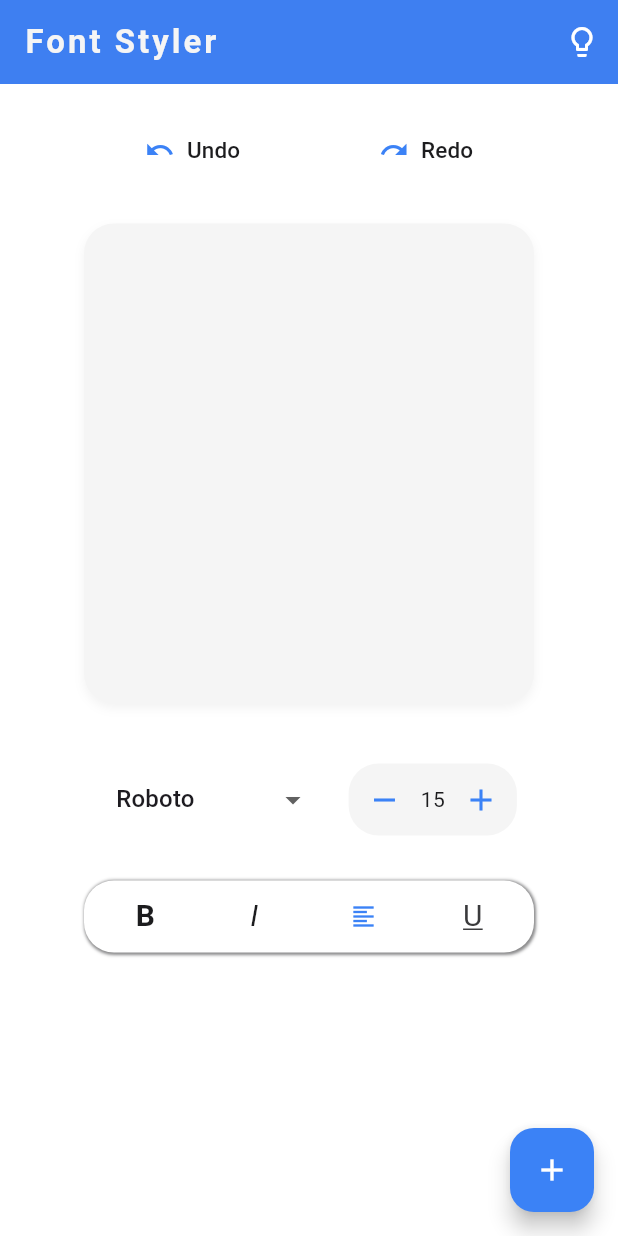
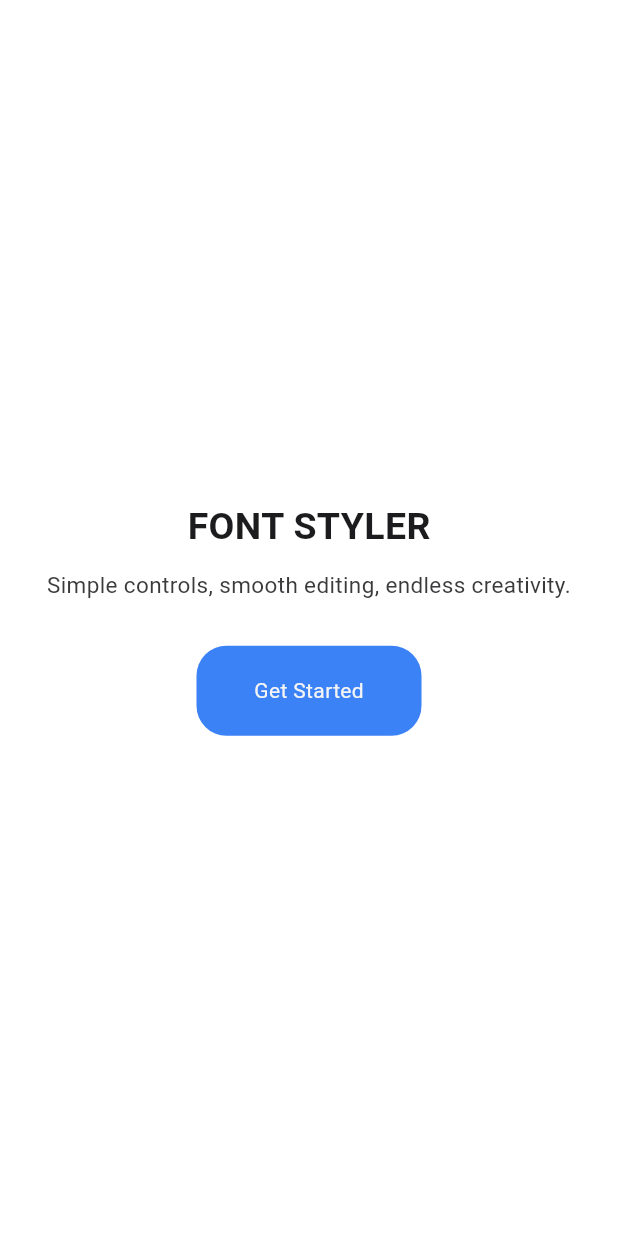
Before and after one commit to elamaran1205/font_styler, a Flutter app: the screen it shows after launch, on a phone screen of 412 x 824 dp. Run offline on Flutter 3.47's test engine with Material 3 defaults, Android fonts, the phone set to English and light mode, and no system bars; our stand-ins replace get, google_fonts.

Commit message:
feat:added splashpage

```diff
--- a/lib/Controller/style_controller.dart
+++ b/lib/Controller/style_controller.dart
@@ -15,7 +15,7 @@ class StyleController extends GetxController {
   var fontSize = 15.0.obs;
   var isBold = false.obs;
   var isItalic = false.obs;
-  var textAlign = TextAlign.left.obs;
+  var textAlign = TextAlign.center.obs;
   var alignIcon = Icons.format_align_left.obs;
   var underLine = false.obs;
   ////////
--- a/lib/Pages/splash_page.dart
+++ b/lib/Pages/splash_page.dart
@@ -0,0 +1,57 @@
+import 'package:flutter/material.dart';
+import 'package:font_styler/Pages/home_page.dart';
+import 'package:font_styler/utils/my_colors.dart';
+import 'package:get/get.dart';
+
+class SplashPage extends StatelessWidget {
+  const SplashPage({super.key});
+
+  @override
+  Widget build(BuildContext context) {
+    return Scaffold(
+      backgroundColor: MyColors.background,
+      body: Center(
+        child: Padding(
+          padding: const EdgeInsets.symmetric(horizontal: 15),
+          child: Column(
+            mainAxisSize: MainAxisSize.min,
+            children: [
+              Text(
+                "FONT STYLER",
+                style: TextStyle(
+                  fontWeight: FontWeight.bold,
+                  fontSize: 25,
+                  color: MyColors.primaryBlack,
+                ),
+              ),
+              SizedBox(height: 10),
+              Text(
+                "Simple controls, smooth editing, endless creativity.",
+                style: TextStyle(fontSize: 15, color: MyColors.secondaryBlack),
+                textAlign: TextAlign.center,
+              ),
+              SizedBox(height: 30),
+              InkWell(
+                onTap: () => Get.offAll(() => HomePage()),
+                child: Container(
+                  width: 150,
+                  padding: EdgeInsets.all(20),
+                  decoration: BoxDecoration(
+                    borderRadius: BorderRadius.circular(20),
+                    color: MyColors.primaryBlue,
+                  ),
+                  child: Center(
+                    child: Text(
+                      "Get Started",
+                      style: TextStyle(color: MyColors.surface),
+                    ),
+                  ),
+                ),
+              ),
+            ],
+          ),
+        ),
+      ),
+    );
+  }
+}
--- a/lib/main.dart
+++ b/lib/main.dart
@@ -1,5 +1,5 @@
 import 'package:flutter/material.dart';
-import 'package:font_styler/Pages/home_page.dart';
+import 'package:font_styler/Pages/splash_page.dart';
 import 'package:get/get.dart';
 
 void main() {
@@ -13,7 +13,7 @@ class MainApp extends StatelessWidget {
   Widget build(BuildContext context) {
     return const GetMaterialApp(
       debugShowCheckedModeBanner: false,
-      home: HomePage(),
+      home: SplashPage(),
     );
   }
 }
```
